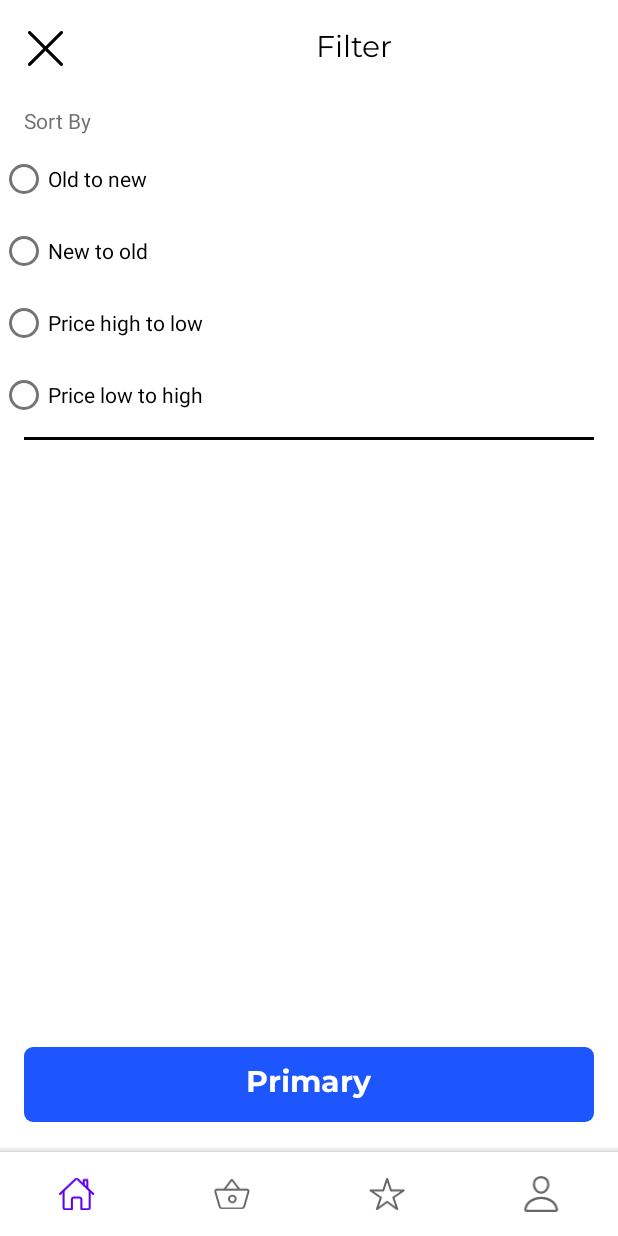
After one commit to ibrahimcls/e-market, an Android app: the fragment FilterFragment placed in its activity, on a phone screen of 412 x 824 dp. The commit adds this screen. Run offline under Robolectric (Android 15) with nearby library versions, the phone set to English and light mode, and no system bars; our stand-ins replace Dagger/Hilt's generated code, Room's generated code; pictures from the network do not load.

```diff
--- a/app/src/main/java/com/ibrah/emarket/ui/BasketFragment.kt
+++ b/app/src/main/java/com/ibrah/emarket/ui/BasketFragment.kt
@@ -40,11 +40,7 @@ class BasketFragment : Fragment() {
 
     override fun onViewCreated(view: View, savedInstanceState: Bundle?) {
         super.onViewCreated(view, savedInstanceState)
-        ViewCompat.setOnApplyWindowInsetsListener(view.findViewById(R.id.main_bcl)) { v, insets ->
-            val systemBars = insets.getInsets(WindowInsetsCompat.Type.systemBars())
-            v.setPadding(systemBars.left, systemBars.top, systemBars.right, systemBars.bottom)
-            insets
-        }
+
         adapter = BasketAdapter(basketViewModel,arrayListOf())
         binding.basketRecyclerView.layoutManager = LinearLayoutManager(requireContext())
         binding.basketRecyclerView.adapter = adapter
--- /dev/null
+++ b/app/src/main/java/com/ibrah/emarket/ui/FilterFragment.kt
@@ -0,0 +1,52 @@
+package com.ibrah.emarket.ui
+
+import android.os.Bundle
+import androidx.fragment.app.Fragment
+import android.view.LayoutInflater
+import android.view.View
+import android.view.ViewGroup
+import android.widget.FrameLayout
+import android.widget.ImageView
+import android.widget.RadioButton
+import android.widget.RadioGroup
+import com.ibrah.emarket.R
+
+
+class FilterFragment : Fragment() {
+
+    private lateinit var closeButton: ImageView
+    private lateinit var radioGroup: RadioGroup
+    private lateinit var submitButton: FrameLayout
+
+    override fun onCreateView(
+        inflater: LayoutInflater, container: ViewGroup?,
+        savedInstanceState: Bundle?
+    ): View? {
+        val view = inflater.inflate(R.layout.fragment_filter, container, false)
+        closeButton = view.findViewById(R.id.closeButton)
+        radioGroup = view.findViewById(R.id.radioGroup)
+        submitButton = view.findViewById(R.id.submitButton)
+
+        closeButton.setOnClickListener {
+            dismiss()
+        }
+
+        submitButton.setOnClickListener {
+            val selectedId = radioGroup.checkedRadioButtonId
+            val selectedRadioButton = view.findViewById<RadioButton>(selectedId)
+            val selectedFilter = selectedRadioButton.text.toString()
+
+            val resultBundle = Bundle()
+            resultBundle.putString("filter_result", selectedFilter)
+
+            parentFragmentManager.setFragmentResult("filter_request_key", resultBundle)
+            dismiss()
+        }
+
+        return view
+    }
+
+    private fun dismiss() {
+        parentFragmentManager.popBackStack()
+    }
+}
--- a/app/src/main/java/com/ibrah/emarket/ui/ProductListFragment.kt
+++ b/app/src/main/java/com/ibrah/emarket/ui/ProductListFragment.kt
@@ -4,8 +4,10 @@ import android.os.Bundle
 import android.view.LayoutInflater
 import android.view.View
 import android.view.ViewGroup
+import android.widget.Toast
 import androidx.fragment.app.Fragment
 import androidx.recyclerview.widget.GridLayoutManager
+import com.ibrah.emarket.R
 import com.ibrah.emarket.viewmodel.ProductViewModel
 import com.ibrah.emarket.adapter.ProductListAdapter
 import com.ibrah.emarket.databinding.FragmentProductListBinding
@@ -49,6 +51,18 @@ class ProductListFragment : Fragment() {
         productViewModel.products.observe(viewLifecycleOwner) { products ->
             adapter.updateProducts(products)
         }
+        binding.filterFl.setOnClickListener{
+            parentFragmentManager.beginTransaction()
+                .replace(R.id.fragment_container, FilterFragment())
+                .addToBackStack(null)
+                .commit()
+        }
+        parentFragmentManager.setFragmentResultListener("filter_request_key", this) { _, bundle ->
+            val result = bundle.getString("filter_result")
+            Toast.makeText(context, "Selected Filter: $result", Toast.LENGTH_SHORT).show()
+        }
+
+
     }
 
     override fun onDestroyView() {
--- a/app/src/main/java/com/ibrah/emarket/ui/StarFragment.kt
+++ b/app/src/main/java/com/ibrah/emarket/ui/StarFragment.kt
@@ -9,10 +9,8 @@ import androidx.recyclerview.widget.GridLayoutManager
 import com.ibrah.emarket.adapter.StarredProductListAdapter
 import com.ibrah.emarket.databinding.FragmentStarBinding
 import com.ibrah.emarket.di.product_repository.ProductRepositoryComponent
-import com.ibrah.emarket.di.basket_item_repository.BasketItemRepositoryModule
 import com.ibrah.emarket.di.product_repository.DaggerProductRepositoryComponent
 import com.ibrah.emarket.di.product_repository.ProductRepositoryModule
-import com.ibrah.emarket.model.Product
 import com.ibrah.emarket.viewmodel.StarredProductViewModel
 
 class StarFragment : Fragment() {
@@ -40,7 +38,7 @@ class StarFragment : Fragment() {
     override fun onViewCreated(view: View, savedInstanceState: Bundle?) {
         super.onViewCreated(view, savedInstanceState)
 
-        adapter = StarredProductListAdapter(arrayListOf())
+        adapter = StarredProductListAdapter(productViewModel,arrayListOf())
         binding.productListRv.layoutManager = GridLayoutManager(requireContext(),2)
         binding.productListRv.adapter = adapter
         productViewModel.getStarredProducts()
--- a/app/src/main/java/com/ibrah/emarket/viewmodel/StarredProductViewModel.kt
+++ b/app/src/main/java/com/ibrah/emarket/viewmodel/StarredProductViewModel.kt
@@ -23,4 +23,8 @@ class StarredProductViewModel @Inject constructor(val productRepository: Product
     fun getStarredProducts() {
         _products.postValue(productRepository.getProductsFromLocal())
     }
+
+    fun deleteStarredProduct(product:Product){
+        productRepository.deleteProduct(product)
+    }
 }
--- /dev/null
+++ b/app/src/main/res/drawable/filter_button.xml
@@ -0,0 +1,5 @@
+<?xml version="1.0" encoding="utf-8"?>
+<shape xmlns:android="http://schemas.android.com/apk/res/android">
+    <solid android:color="@color/dark_blue" />
+    <corners android:radius="6dp" />
+</shape>
--- /dev/null
+++ b/app/src/main/res/drawable/icon_close_outline.xml
@@ -0,0 +1,20 @@
+<vector xmlns:android="http://schemas.android.com/apk/res/android"
+    android:width="22dp"
+    android:height="22dp"
+    android:viewportWidth="22"
+    android:viewportHeight="22">
+  <path
+      android:pathData="M21,21L1,1"
+      android:strokeLineJoin="round"
+      android:strokeWidth="2"
+      android:fillColor="#00000000"
+      android:strokeColor="#000000"
+      android:strokeLineCap="round"/>
+  <path
+      android:pathData="M21,1L1,21"
+      android:strokeLineJoin="round"
+      android:strokeWidth="2"
+      android:fillColor="#00000000"
+      android:strokeColor="#000000"
+      android:strokeLineCap="round"/>
+</vector>
--- a/app/src/main/res/layout/activity_home_page.xml
+++ b/app/src/main/res/layout/activity_home_page.xml
@@ -11,6 +11,7 @@
         android:id="@+id/fragment_container"
         android:layout_width="match_parent"
         android:layout_height="match_parent"
+        android:layout_marginBottom="60dp"
         app:layout_constraintTop_toTopOf="parent"
         app:layout_constraintBottom_toTopOf="@id/bottom_app_bar"
         app:layout_constraintStart_toStartOf="parent"
--- /dev/null
+++ b/app/src/main/res/layout/fragment_filter.xml
@@ -0,0 +1,100 @@
+<?xml version="1.0" encoding="utf-8"?>
+<LinearLayout xmlns:android="http://schemas.android.com/apk/res/android"
+    xmlns:tools="http://schemas.android.com/tools"
+    android:layout_width="match_parent"
+    android:orientation="vertical"
+    android:layout_height="match_parent"
+    tools:context=".ui.FilterFragment">
+
+    <LinearLayout
+        android:layout_width="match_parent"
+        android:layout_height="65dp"
+        android:orientation="horizontal">
+
+        <ImageView
+            android:id="@+id/closeButton"
+            android:layout_width="30dp"
+            android:layout_height="30dp"
+            android:padding="3dp"
+            android:src="@drawable/icon_close_outline"
+            android:layout_gravity="center"
+            android:layout_margin="15dp"/>
+        <TextView
+            android:layout_width="match_parent"
+            android:layout_height="match_parent"
+            android:text="Filter"
+            android:gravity="center"
+            android:fontFamily="@font/montserrat"
+            android:textSize="20sp"
+            android:textColor="@color/black"/>
+    </LinearLayout>
+
+    <LinearLayout
+        android:layout_width="match_parent"
+        android:layout_height="match_parent"
+        android:layout_weight="1"
+        android:orientation="vertical">
+
+        <TextView
+            android:layout_width="match_parent"
+            android:layout_height="30dp"
+            android:gravity="left|center"
+            android:paddingLeft="16dp"
+            android:textSize="14sp"
+            android:textColor="#B3333333"
+            android:text="Sort By"/>
+
+        <RadioGroup
+            android:id="@+id/radioGroup"
+            android:layout_width="match_parent"
+            android:layout_height="wrap_content"
+            android:gravity="left|center">
+
+            <RadioButton
+                android:layout_width="match_parent"
+                android:layout_height="wrap_content"
+                android:text="Old to new"/>
+
+            <RadioButton
+                android:layout_width="match_parent"
+                android:layout_height="wrap_content"
+                android:text="New to old"/>
+
+            <RadioButton
+                android:layout_width="match_parent"
+                android:layout_height="wrap_content"
+                android:text="Price high to low"/>
+
+            <RadioButton
+                android:layout_width="match_parent"
+                android:layout_height="wrap_content"
+                android:text="Price low to high"/>
+
+        </RadioGroup>
+
+        <View
+            android:layout_marginVertical="4dp"
+            android:layout_width="match_parent"
+            android:layout_height="2dp"
+            android:layout_marginHorizontal="16dp"
+            android:background="@color/black"/>
+
+    </LinearLayout>
+
+    <FrameLayout
+        android:id="@+id/submitButton"
+        android:layout_width="match_parent"
+        android:layout_margin="16dp"
+        android:background="@drawable/filter_button"
+        android:layout_height="50dp">
+
+        <TextView
+            android:layout_width="wrap_content"
+            android:layout_height="wrap_content"
+            android:text="Primary"
+            android:textColor="@color/white"
+            android:fontFamily="@font/montserrat_bold"
+            android:textSize="20sp"
+            android:layout_gravity="center"/>
+    </FrameLayout>
+</LinearLayout>
--- a/app/src/main/res/layout/fragment_product_list.xml
+++ b/app/src/main/res/layout/fragment_product_list.xml
@@ -63,7 +63,7 @@
         app:layout_constraintTop_toBottomOf="@+id/editTextText" />
 
     <FrameLayout
-        android:id="@+id/frameLayout2"
+        android:id="@+id/filter_fl"
         android:layout_width="158dp"
         android:layout_height="36dp"
         android:layout_marginTop="12dp"
@@ -91,5 +91,5 @@
         app:layout_constraintBottom_toBottomOf="parent"
         app:layout_constraintEnd_toEndOf="parent"
         app:layout_constraintStart_toStartOf="parent"
-        app:layout_constraintTop_toBottomOf="@+id/frameLayout2" />
+        app:layout_constraintTop_toBottomOf="@+id/filter_fl" />
 </androidx.constraintlayout.widget.ConstraintLayout>
--- a/app/src/main/res/values/strings.xml
+++ b/app/src/main/res/values/strings.xml
@@ -1,3 +1,5 @@
 <resources>
     <string name="app_name">emarket</string>
+    <!-- TODO: Remove or change this placeholder text -->
+    <string name="hello_blank_fragment">Hello blank fragment</string>
 </resources>
```
Also changed, not shown: app/src/main/java/com/ibrah/emarket/adapter/StarredProductListAdapter.kt (+12 -3 lines), app/src/main/res/layout/fragment_basket.xml (+25 -7 lines).
